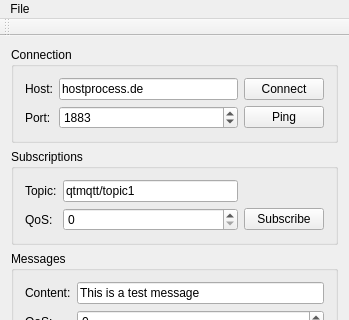
Above: examples/mqtt/subscriptions/mainwindow.ui from qt/qtmqtt before the change; both pictures show x 0 to 349 and y 0 to 320 of the 349 by 666 pixel window. Below: the same form after it.
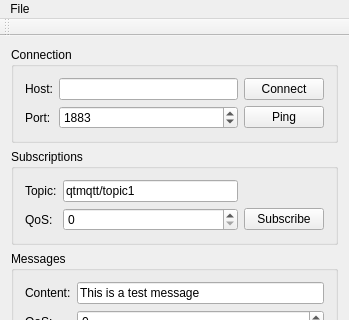
That is the form after the change.

Diff of the .ui file:
```diff
--- a/examples/mqtt/subscriptions/mainwindow.ui
+++ b/examples/mqtt/subscriptions/mainwindow.ui
@@ -33,7 +33,7 @@
          <item row="0" column="1">
           <widget class="QLineEdit" name="lineEditHost">
            <property name="text">
-            <string>hostprocess.de</string>
+            <string/>
            </property>
           </widget>
          </item>
```
